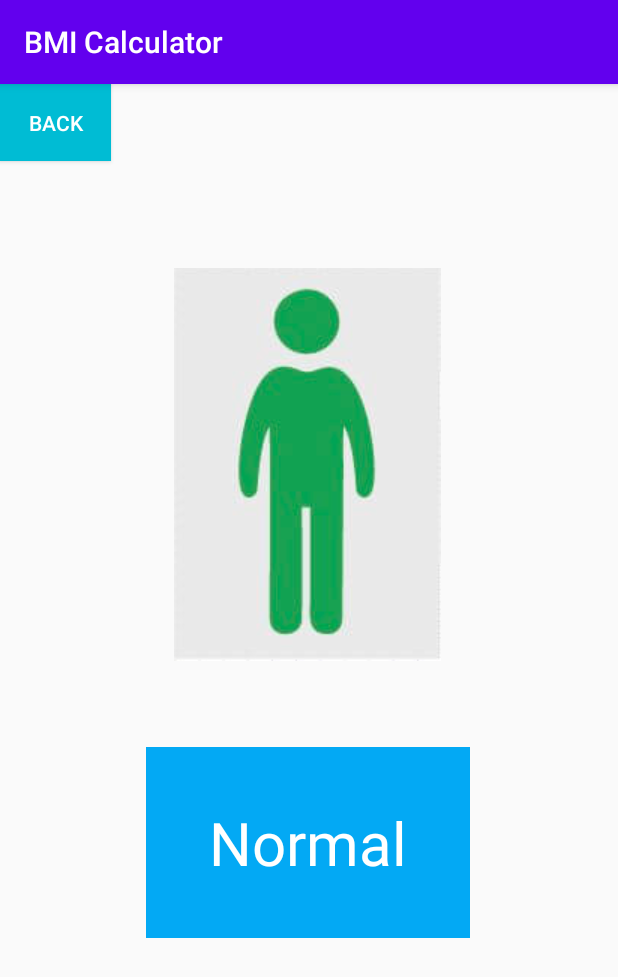
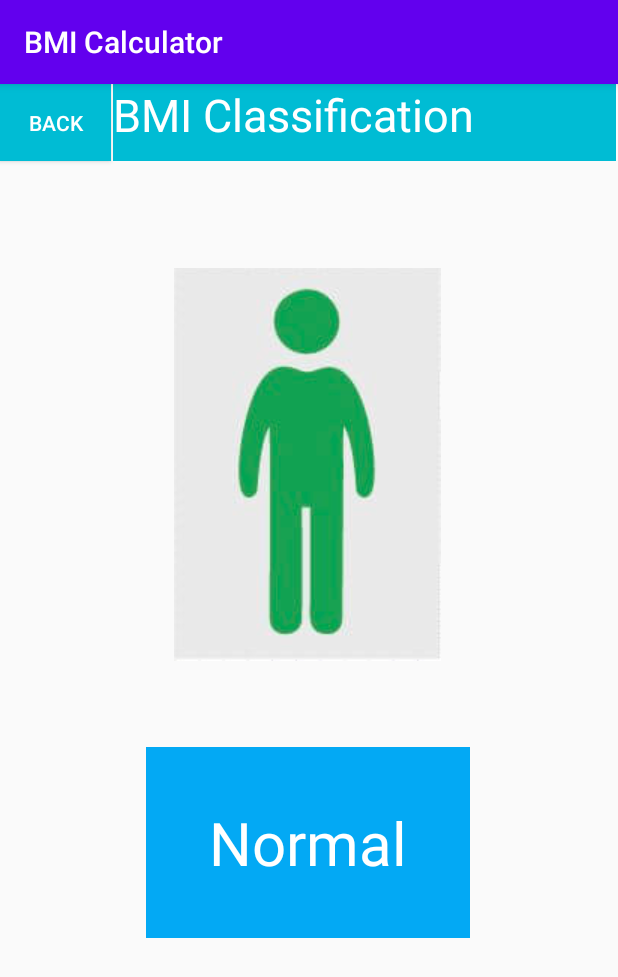
Before and after one commit to xyzhu99/CS213_Assignment5_BMICalculator, an Android app: the AdviceActivity screen opened directly, with no data from a screen before it, on a phone screen of 412 x 824 dp. Shown: the top 977 px of the screen. Run offline under Robolectric (Android 15) with nearby library versions, the phone set to English and light mode, and no system bars.

Commit message:
Added Title and Back Button

```diff
--- a/app/src/main/res/layout/activity_advice.xml
+++ b/app/src/main/res/layout/activity_advice.xml
@@ -48,4 +48,16 @@
         app:layout_constraintVertical_bias="0.683"
         app:srcCompat="@drawable/Normal" />
 
+    <TextView
+        android:id="@+id/TitleAdvice"
+        android:layout_width="335dp"
+        android:layout_height="51dp"
+        android:background="#00BCD4"
+        android:text="BMI Classification"
+        android:textColor="#FFFFFF"
+        android:textSize="30sp"
+        app:layout_constraintEnd_toEndOf="parent"
+        app:layout_constraintStart_toEndOf="@+id/back"
+        app:layout_constraintTop_toTopOf="parent" />
+
 </androidx.constraintlayout.widget.ConstraintLayout>
```
Also changed, not shown: app/src/main/res/layout/activity_main.xml (+12 -0 lines).
